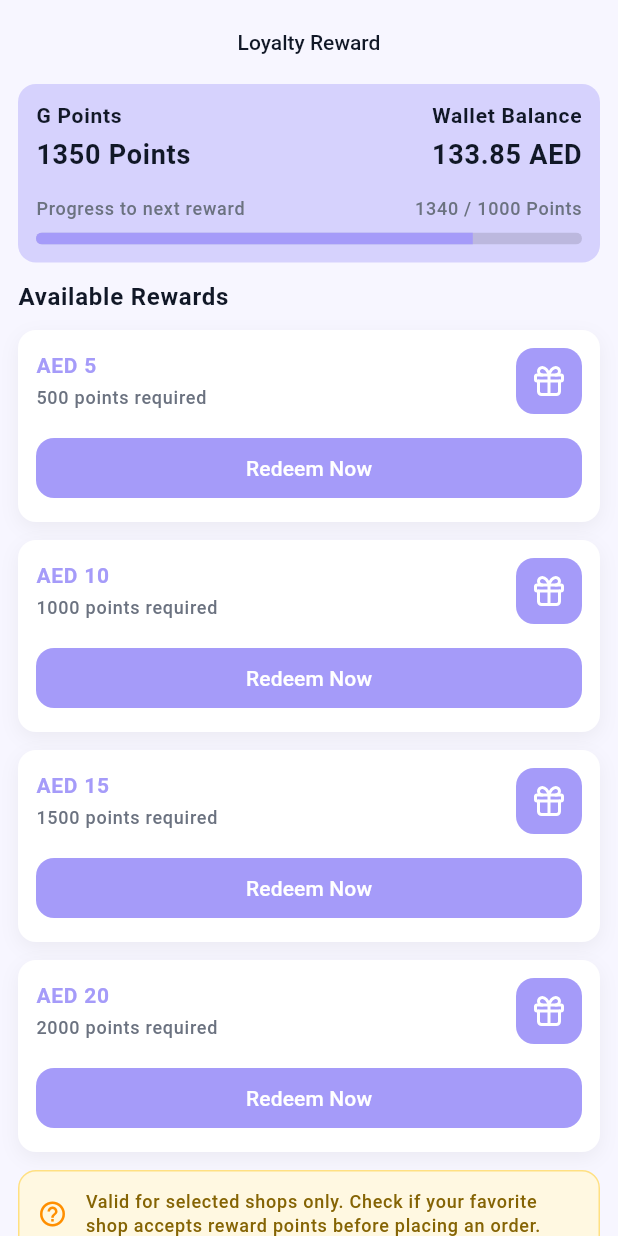
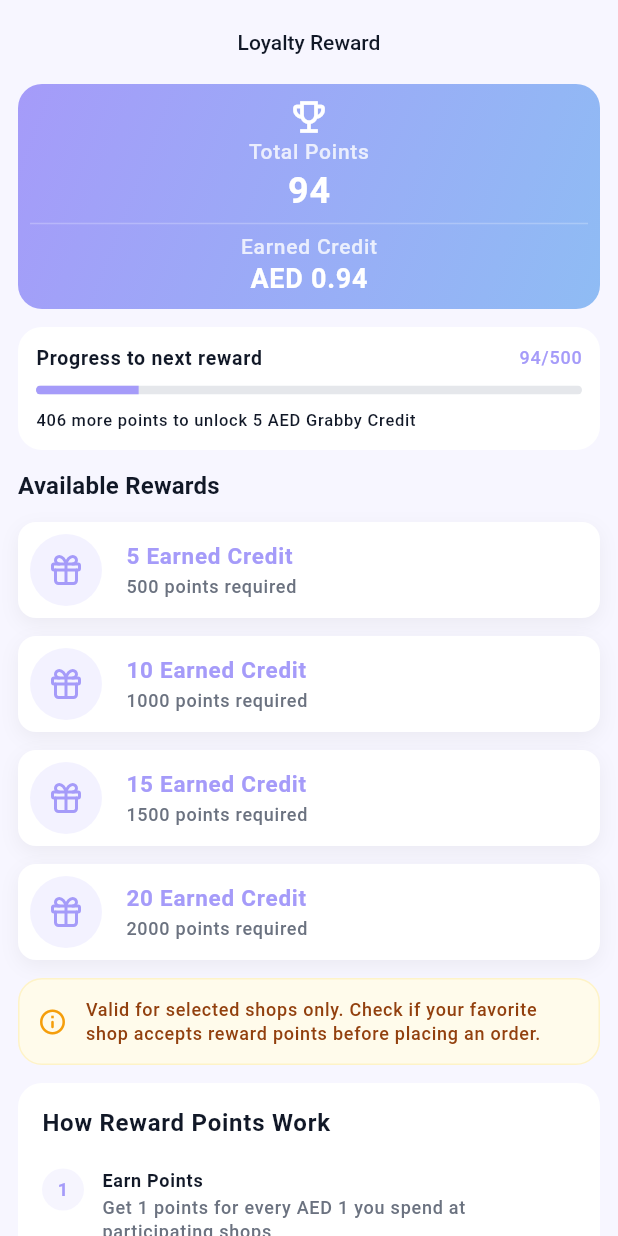
Before and after one commit to moury12/grabby-app, a Flutter app: the LoyaltyRewardPage screen opened by its route, on a phone screen of 412 x 824 dp. Run offline on Flutter 3.47's test engine with Material 3 defaults, Android fonts, the phone set to English and light mode, and no system bars; our stand-ins replace bloc, cached_network_image, flutter_bloc, flutter_svg, get_it, go_router and 3 more; accounts and stored records are empty; Roboto replaces fonts that are missing (Poppins); project files that could hold a hidden picture were left out.

Commit message:
style: profile + order

```diff
--- a/lib/src/core/constants/app_static_strings.dart
+++ b/lib/src/core/constants/app_static_strings.dart
@@ -165,6 +165,9 @@ class AppStaticStrings {
   static const String fifteenAED = "AED 15";
   static const String twentyAED = "AED 20";
   static const String pointsRequired = "points required";
+  static const String earnedCredit = "Earned Credit";
+  static const String totalPoints = "Total Points";
+  static const String grabbyCredit = "Grabby Credit";
   static const String redeemNow = "Redeem Now";
   static const String validForSelectedShops =
       "Valid for selected shops only. Check if your favorite shop accepts reward points before placing an order.";
--- a/lib/src/featurs/profile-settings/presentation/pages/profile_page.dart
+++ b/lib/src/featurs/profile-settings/presentation/pages/profile_page.dart
@@ -26,24 +26,25 @@ class ProfilePage extends StatelessWidget {
 
               // Metric Card
               const ProfileMetricCard(
-                icon: ImagesConstant.kRewardIcon,
+                icon: ImagesConstant.kGiftIcon,
                 value: "47",
                 label: "Orders",
               ),
 
               // Menu List
               Column(
+                spacing: 8,
                 children: [
                   ProfileMenuTile(
                     icon: ImagesConstant.kProfileIcon,
                     title: AppStaticStrings.personalInformation,
                     onTap: () => context.pushNamed(RoutesPath.personalInfoPath),
                   ),
-                  ProfileMenuTile(
-                    icon: ImagesConstant.kCartIcon,
-                    title: AppStaticStrings.cart,
-                    onTap: () => context.pushNamed(RoutesPath.cartPath),
-                  ),
+                  // ProfileMenuTile(
+                  //   icon: ImagesConstant.kCartIcon,
+                  //   title: AppStaticStrings.cart,
+                  //   onTap: () => context.pushNamed(RoutesPath.cartPath),
+                  // ),
                   ProfileMenuTile(
                     icon: ImagesConstant.kCardIcon,
                     title: AppStaticStrings.paymentMethods,
@@ -61,15 +62,10 @@ class ProfilePage extends StatelessWidget {
 
               // Preferences Section
               Column(
+                spacing: 8,
                 crossAxisAlignment: CrossAxisAlignment.start,
 
                 children: [
-                  const CustomText(
-                    AppStaticStrings.preferences,
-                    fontSize: 14,
-                    fontWeight: FontWeight.bold,
-                    color: AppColors.kSecondaryTextColor,
-                  ),
                   ProfileMenuTile(
                     icon: ImagesConstant.kNotificationIcon,
                     title: AppStaticStrings.notifications,
@@ -80,6 +76,11 @@ class ProfilePage extends StatelessWidget {
                     title: AppStaticStrings.settings,
                     onTap: () =>
                         context.pushNamed(RoutesPath.accountSettingsPath),
+                  ),
+                  ProfileMenuTile(
+                    icon: ImagesConstant.kLocationIcon,
+                    title: AppStaticStrings.suggestAShop,
+                    onTap: () => context.pushNamed(RoutesPath.suggestAShopPath),
                   ),
                   CustomButton(
                     text: AppStaticStrings.logOut,
--- a/lib/src/featurs/profile-settings/presentation/widgets/profile_header.dart
+++ b/lib/src/featurs/profile-settings/presentation/widgets/profile_header.dart
@@ -30,49 +30,48 @@ class ProfileHeader extends StatelessWidget {
       child: Column(
         crossAxisAlignment: CrossAxisAlignment.start,
         children: [
-          Stack(
-            children: [
-              Container(
-                width: 80,
-                height: 80,
-                decoration: BoxDecoration(
-                  borderRadius: BorderRadius.circular(12),
-                  image: imageUrl != null
-                      ? DecorationImage(
-                          image: NetworkImage(imageUrl!),
-                          fit: BoxFit.cover,
-                        )
-                      : const DecorationImage(
-                          image: AssetImage(
-                            ImagesConstant.kOnboard1Img,
-                          ), // Placeholder
-                          fit: BoxFit.cover,
-                        ),
-                ),
-              ),
-              Positioned(
-                bottom: -5,
-                right: -5,
-                child: IconButton(
-                  onPressed: onEditImage,
-                  icon: Container(
-                    padding: const EdgeInsets.all(4),
-                    decoration: BoxDecoration(
-                      color: AppColors.kPrimaryColor,
-                      borderRadius: BorderRadius.circular(4),
-                    ),
-                    child: const Icon(
-                      Icons.edit_outlined,
-                      size: 16,
-                      color: Colors.white,
-                    ),
-                  ),
-                ),
-              ),
-            ],
-          ),
-          space4H,
-
+          // Stack(
+          //   children: [
+          //     Container(
+          //       width: 80,
+          //       height: 80,
+          //       decoration: BoxDecoration(
+          //         borderRadius: BorderRadius.circular(12),
+          //         image: imageUrl != null
+          //             ? DecorationImage(
+          //                 image: NetworkImage(imageUrl!),
+          //                 fit: BoxFit.cover,
+          //               )
+          //             : const DecorationImage(
+          //                 image: AssetImage(
+          //                   ImagesConstant.kOnboard1Img,
+          //                 ), // Placeholder
+          //                 fit: BoxFit.cover,
+          //               ),
+          //       ),
+          //     ),
+          //     Positioned(
+          //       bottom: -5,
+          //       right: -5,
+          //       child: IconButton(
+          //         onPressed: onEditImage,
+          //         icon: Container(
+          //           padding: const EdgeInsets.all(4),
+          //           decoration: BoxDecoration(
+          //             color: AppColors.kPrimaryColor,
+          //             borderRadius: BorderRadius.circular(4),
+          //           ),
+          //           child: const Icon(
+          //             Icons.edit_outlined,
+          //             size: 16,
+          //             color: Colors.white,
+          //           ),
+          //         ),
+          //       ),
+          //     ),
+          //   ],
+          // ),
+          // space4H,
           CustomText(
             name,
             fontSize: 24,
--- a/lib/src/featurs/profile-settings/presentation/widgets/profile_menu_tile.dart
+++ b/lib/src/featurs/profile-settings/presentation/widgets/profile_menu_tile.dart
@@ -19,19 +19,18 @@ class ProfileMenuTile extends StatelessWidget {
   @override
   Widget build(BuildContext context) {
     return Container(
-      decoration: isBackground
-          ? BoxDecoration(
-              color: Colors.white,
-              borderRadius: BorderRadius.circular(8),
-            )
-          : null,
+      decoration: BoxDecoration(
+        color: Colors.white,
+        borderRadius: BorderRadius.circular(8),
+      ),
       child: ListTile(
         onTap: onTap,
         contentPadding: EdgeInsets.zero,
         leading: Container(
+          margin: EdgeInsets.only(left: 12),
           padding: const EdgeInsets.all(10),
           decoration: BoxDecoration(
-            color: (iconColor ?? Colors.white),
+            color: (iconColor ?? AppColors.kAccentColor.withValues(alpha: 0.5)),
             shape: BoxShape.circle,
           ),
           child: SvgPicture.asset(
--- a/lib/src/featurs/reward/presentation/pages/loyalty_reward_page.dart
+++ b/lib/src/featurs/reward/presentation/pages/loyalty_reward_page.dart
@@ -16,95 +16,95 @@ class LoyaltyRewardPage extends StatelessWidget {
             // Total Point Card (Header)
             Container(
               width: double.infinity,
-              padding: AppPadding.getPadding12(context),
+              padding: AppPadding.getPadding8(context),
               decoration: BoxDecoration(
-                color: AppColors.kPrimaryColor.withValues(alpha: 0.4),
-                borderRadius: BorderRadius.circular(12),
+                gradient: const LinearGradient(
+                  begin: Alignment.topLeft,
+                  end: Alignment.bottomRight,
+                  colors: [AppColors.kPrimaryColor, AppColors.kSecondaryColor],
+                ),
+                borderRadius: BorderRadius.circular(16),
               ),
               child: Column(
-                crossAxisAlignment: CrossAxisAlignment.start,
-                spacing: 4,
                 children: [
-                  Row(
-                    mainAxisAlignment: MainAxisAlignment.spaceBetween,
-                    children: [
-                      Column(
-                        crossAxisAlignment: CrossAxisAlignment.start,
-                        spacing: 4,
-                        children: [
+                  const Icon(
+                    Icons.emoji_events_outlined,
+                    color: Colors.white,
+                    size: 28,
+                  ),
+
                   CustomText(
-                            AppStaticStrings.gPoints,
-                            fontSize: ResponsiveTextSizes.getFontSizeSemiSmall(
-                              context,
+                    AppStaticStrings.totalPoints,
+                    fontSize: 14,
+                    color: Colors.white.withOpacity(0.8),
+                    fontWeight: FontWeight.w500,
                   ),
-                            fontWeight: FontWeight.w600,
+                  const CustomText(
+                    "94",
+                    fontSize: 24,
+                    color: Colors.white,
+                    fontWeight: FontWeight.bold,
                   ),
+                  Divider(color: Colors.white24, height: 12),
                   CustomText(
-                            "1350 Points",
-                            fontSize: ResponsiveTextSizes.getFontSizeExtraLarge(
-                              context,
+                    AppStaticStrings.earnedCredit,
+                    fontSize: 14,
+                    color: Colors.white.withOpacity(0.8),
+                    fontWeight: FontWeight.w500,
                   ),
+                  const CustomText(
+                    "AED 0.94",
+                    fontSize: 18,
+                    color: Colors.white,
                     fontWeight: FontWeight.bold,
                   ),
                 ],
               ),
-                      Column(
-                        crossAxisAlignment: CrossAxisAlignment.end,
-                        spacing: 4,
-                        children: [
-                          CustomText(
-                            AppStaticStrings.walletBalance,
-                            fontSize: ResponsiveTextSizes.getFontSizeSemiSmall(
-                              context,
             ),
-                            fontWeight: FontWeight.w600,
+
+            // Progress Card
+            Container(
+              width: double.infinity,
+              padding: AppPadding.getPadding12(context),
+              decoration: BoxDecoration(
+                color: Colors.white,
+                borderRadius: BorderRadius.circular(16),
               ),
-                          CustomText(
-                            "133.85 AED",
-                            fontSize: ResponsiveTextSizes.getFontSizeExtraLarge(
-                              context,
-                            ),
-                            fontWeight: FontWeight.bold,
-                          ),
-                        ],
-                      ),
-                    ],
-                  ),
-                  space8H,
-                  Column(
-                    spacing: 8,
+              child: Column(
+                crossAxisAlignment: CrossAxisAlignment.start,
+                spacing: 10,
                 children: [
                   Row(
                     mainAxisAlignment: MainAxisAlignment.spaceBetween,
                     children: [
                       CustomText(
                         AppStaticStrings.progressToNextReward,
-                            fontSize: ResponsiveTextSizes.getFontSizeSmall(
-                              context,
+                        fontSize: 13,
+                        fontWeight: FontWeight.w600,
+                        color: AppColors.kTextColor,
                       ),
-                            color: AppColors.kSecondaryTextColor,
-                          ),
-                          CustomText(
-                            "1340 / 1000 Points",
-                            fontSize: ResponsiveTextSizes.getFontSizeSmall(
-                              context,
-                            ),
-                            color: AppColors.kSecondaryTextColor,
+                      const CustomText(
+                        "94/500",
+                        fontSize: 12,
+                        color: Color(0xFFA59BF9),
                       ),
                     ],
                   ),
                   ClipRRect(
                     borderRadius: BorderRadius.circular(12),
                     child: const LinearProgressIndicator(
-                          value: .8,
-                          minHeight: 8,
-                          backgroundColor: Colors.black12,
+                      value: 94 / 500,
+                      minHeight: 6,
+                      backgroundColor: Color(0xFFE5E7EB),
                       valueColor: AlwaysStoppedAnimation<Color>(
-                            AppColors.kPrimaryColor,
+                        Color(0xFFA59BF9),
                       ),
                     ),
                   ),
-                    ],
+                  const CustomText(
+                    "406 more points to unlock 5 AED Grabby Credit",
+                    fontSize: 11,
+                    color: AppColors.kTextColor,
                   ),
                 ],
               ),
@@ -113,31 +113,30 @@ class LoyaltyRewardPage extends StatelessWidget {
             // Available Rewards Section
             CustomText(
               AppStaticStrings.availableRewards,
-              fontSize: ResponsiveTextSizes.getFontSizeDefault(context),
-              fontWeight: FontWeight.bold,
+              variant: TextVariant.titleMedium,
             ),
 
             _buildRewardCard(
               context,
-              title: AppStaticStrings.tenPercentDiscount,
+              title: "5 ${AppStaticStrings.earnedCredit}",
               subTitle: "500 ${AppStaticStrings.pointsRequired}",
             ),
 
             _buildRewardCard(
               context,
-              title: AppStaticStrings.fifteenPercentDiscount,
+              title: "10 ${AppStaticStrings.earnedCredit}",
               subTitle: "1000 ${AppStaticStrings.pointsRequired}",
             ),
 
             _buildRewardCard(
               context,
-              title: AppStaticStrings.fifteenAED,
+              title: "15 ${AppStaticStrings.earnedCredit}",
               subTitle: "1500 ${AppStaticStrings.pointsRequired}",
             ),
 
             _buildRewardCard(
               context,
-              title: AppStaticStrings.twentyAED,
+              title: "20 ${AppStaticStrings.earnedCredit}",
               subTitle: "2000 ${AppStaticStrings.pointsRequired}",
             ),
 
@@ -145,24 +144,24 @@ class LoyaltyRewardPage extends StatelessWidget {
             Container(
               padding: AppPadding.getPadding12(context),
               decoration: BoxDecoration(
-                color: Colors.amber.shade50,
-                borderRadius: BorderRadius.circular(12),
-                border: Border.all(color: Colors.amber.shade200),
+                color: const Color(0xFFFFFBEB),
+                borderRadius: BorderRadius.circular(16),
+                border: Border.all(color: const Color(0xFFFEF3C7)),
               ),
               child: Row(
                 spacing: 12,
                 crossAxisAlignment: CrossAxisAlignment.center,
                 children: [
-                  Icon(
-                    Icons.help_outline,
-                    color: Colors.amber.shade800,
+                  const Icon(
+                    Icons.info_outline_rounded,
+                    color: Color(0xFFF59E0B),
                     size: 20,
                   ),
                   Expanded(
                     child: CustomText(
                       AppStaticStrings.validForSelectedShops,
-                      fontSize: ResponsiveTextSizes.getFontSizeSmall(context),
-                      color: const Color(0xFF856404),
+                      fontSize: 12,
+                      color: const Color(0xFF92400E),
                     ),
                   ),
                 ],
@@ -172,18 +171,18 @@ class LoyaltyRewardPage extends StatelessWidget {
             // How Reward Points Work Section
             Container(
               width: double.infinity,
-              padding: AppPadding.getPadding12(context),
+              padding: AppPadding.getPadding16(context),
               decoration: BoxDecoration(
-                color: Colors.white.withValues(alpha: 0.8),
-                borderRadius: BorderRadius.circular(12),
+                color: Colors.white,
+                borderRadius: BorderRadius.circular(16),
               ),
               child: Column(
                 crossAxisAlignment: CrossAxisAlignment.start,
-                spacing: 16,
+                spacing: 20,
                 children: [
                   CustomText(
                     AppStaticStrings.howRewardPointsWork,
-                    fontSize: ResponsiveTextSizes.getFontSizeSemiSmall(context),
+                    fontSize: 16,
                     fontWeight: FontWeight.bold,
                   ),
                   _buildStepItem(
@@ -207,7 +206,6 @@ class LoyaltyRewardPage extends StatelessWidget {
                 ],
               ),
             ),
-            space12H,
           ],
         ),
       ),
@@ -221,7 +219,7 @@ class LoyaltyRewardPage extends StatelessWidget {
   }) {
     return Container(
       width: double.infinity,
-      padding: AppPadding.getPadding12(context),
+      // padding: AppPadding.getPadding12(context),
       decoration: BoxDecoration(
         color: Colors.white,
         borderRadius: BorderRadius.circular(12),
@@ -233,24 +231,44 @@ class LoyaltyRewardPage extends StatelessWidget {
           ),
         ],
       ),
-      child: Column(
-        spacing: 12,
+      child: ButtonTapWidget(
+        onTap: () {
+          showDialog(
+            context: context,
+            builder: (context) => RedeemRewardPopup(),
+          );
+        },
+        child: Padding(
+          padding: const EdgeInsets.all(8.0),
+          child: Row(
+            spacing: 16,
             children: [
-          Row(
-            spacing: 12,
-            children: [
+              Container(
+                height: 48,
+                width: 48,
+                padding: const EdgeInsets.all(12),
+                decoration: BoxDecoration(
+                  color: const Color(0xFFF3F2FF),
+                  shape: BoxShape.circle,
+                ),
+                child: SvgPicture.asset(
+                  ImagesConstant.kGiftIcon,
+                  colorFilter: const ColorFilter.mode(
+                    Color(0xFFA59BF9),
+                    BlendMode.srcIn,
+                  ),
+                ),
+              ),
               Expanded(
                 child: Column(
                   crossAxisAlignment: CrossAxisAlignment.start,
-                  spacing: 4,
+                  spacing: 2,
                   children: [
                     CustomText(
                       title,
-                      fontSize: ResponsiveTextSizes.getFontSizeSemiSmall(
-                        context,
-                      ),
-                      fontWeight: FontWeight.bold,
-                      color: AppColors.kPrimaryColor,
+                      fontSize: 15,
+                      fontWeight: FontWeight.w600,
+                      color: const Color(0xFFA59BF9),
                     ),
                     CustomText(
                       subTitle,
@@ -260,36 +278,9 @@ class LoyaltyRewardPage extends StatelessWidget {
                   ],
                 ),
               ),
-              Container(
-                padding: const EdgeInsets.all(10),
-                decoration: BoxDecoration(
-                  color: AppColors.kPrimaryColor,
-                  borderRadius: BorderRadius.circular(12),
-                ),
-                child: SvgPicture.asset(
-                  ImagesConstant.kGiftIcon,
-                  height: 24,
-                  width: 24,
-                  colorFilter: const ColorFilter.mode(
-                    Colors.white,
-                    BlendMode.srcIn,
+            ],
           ),
         ),
-              ),
-            ],
-          ),
-          CustomButton(
-            text: AppStaticStrings.redeemNow,
-            onPressed: () {
-              showDialog(
-                context: context,
-                builder: (context) => const RedeemRewardPopup(),
-              );
-            },
-            backgroundColor: AppColors.kPrimaryColor,
-            borderRadius: 12,
-          ),
-        ],
       ),
     );
   }
```
Lines whose indentation alone changed are shown as unchanged.
